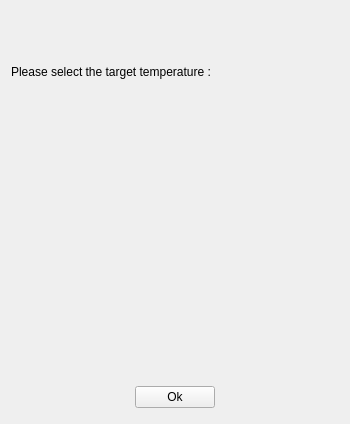
First picture: the form in ServiceSW/Master/Components/SVCDiagnostics/Forms/CSVCTargetTempSelectionDlg.ui, repository Liyezhong/Master, before the edit.
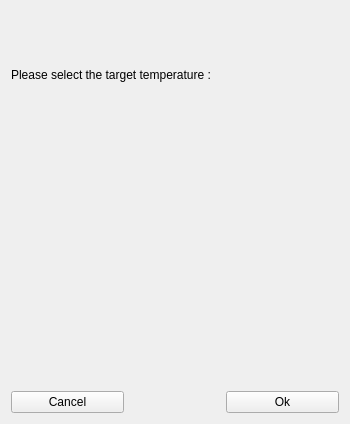
Second picture: the form after the edit. Custom widgets are drawn as their Qt base class.

Commit message: Add Cancel button for select target temperature dialog for SVCDiagnostics

```diff
--- a/ServiceSW/Master/Components/SVCDiagnostics/Forms/CSVCTargetTempSelectionDlg.ui
+++ b/ServiceSW/Master/Components/SVCDiagnostics/Forms/CSVCTargetTempSelectionDlg.ui
@@ -32,7 +32,7 @@
    <string>Heating Test</string>
   </property>
   <layout class="QGridLayout" name="gridLayout">
-   <item row="0" column="0" colspan="3">
+   <item row="0" column="0" colspan="5">
     <widget class="QLabel" name="labelPrompt">
      <property name="text">
       <string>&lt;html&gt;&lt;head/&gt;&lt;body&gt;&lt;p&gt;Please select the target temperature :&lt;/p&gt;&lt;/body&gt;&lt;/html&gt;</string>
@@ -52,7 +52,7 @@
      </property>
     </spacer>
    </item>
-   <item row="1" column="1">
+   <item row="1" column="1" colspan="3">
     <widget class="MainMenu::CWheelPanel" name="scrollPanelWidget" native="true">
      <property name="enabled">
       <bool>true</bool>
@@ -65,7 +65,7 @@
      </property>
     </widget>
    </item>
-   <item row="1" column="2">
+   <item row="1" column="4">
     <spacer name="horizontalSpacer_4">
      <property name="orientation">
       <enum>Qt::Horizontal</enum>
@@ -78,45 +78,32 @@
      </property>
     </spacer>
    </item>
-   <item row="2" column="0" colspan="3">
-    <layout class="QHBoxLayout" name="horizontalLayout_2">
-     <property name="bottomMargin">
-      <number>5</number>
+   <item row="2" column="0" colspan="2">
+    <widget class="QPushButton" name="pushButtonCancel">
+     <property name="text">
+      <string>Cancel</string>
      </property>
-     <item>
-      <spacer name="horizontalSpacer">
+    </widget>
+   </item>
+   <item row="2" column="2">
+    <spacer name="horizontalSpacer_2">
        <property name="orientation">
         <enum>Qt::Horizontal</enum>
        </property>
        <property name="sizeHint" stdset="0">
         <size>
-         <width>40</width>
+       <width>91</width>
          <height>20</height>
         </size>
        </property>
       </spacer>
      </item>
-     <item>
+   <item row="2" column="3" colspan="2">
       <widget class="QPushButton" name="pushButtonOk">
        <property name="text">
         <string>Ok</string>
        </property>
       </widget>
-     </item>
-     <item>
-      <spacer name="horizontalSpacer_2">
-       <property name="orientation">
-        <enum>Qt::Horizontal</enum>
-       </property>
-       <property name="sizeHint" stdset="0">
-        <size>
-         <width>40</width>
-         <height>20</height>
-        </size>
-       </property>
-      </spacer>
-     </item>
-    </layout>
    </item>
   </layout>
  </widget>
```
Lines whose indentation alone changed are shown as unchanged. The commit also changes 3 other files.
